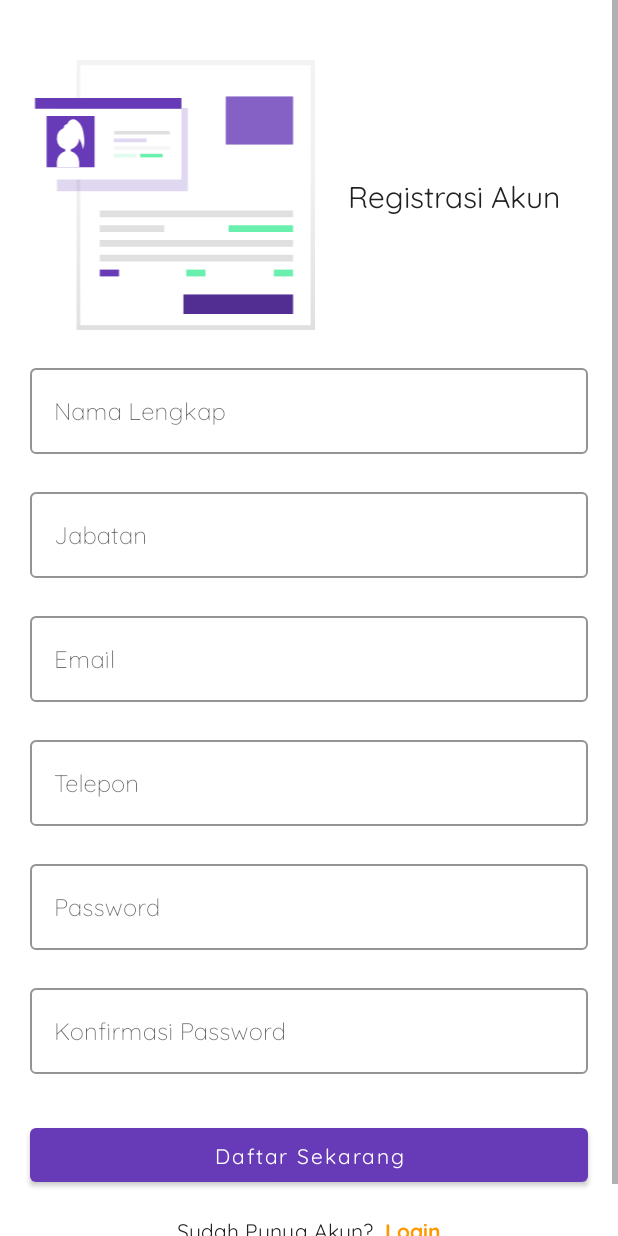
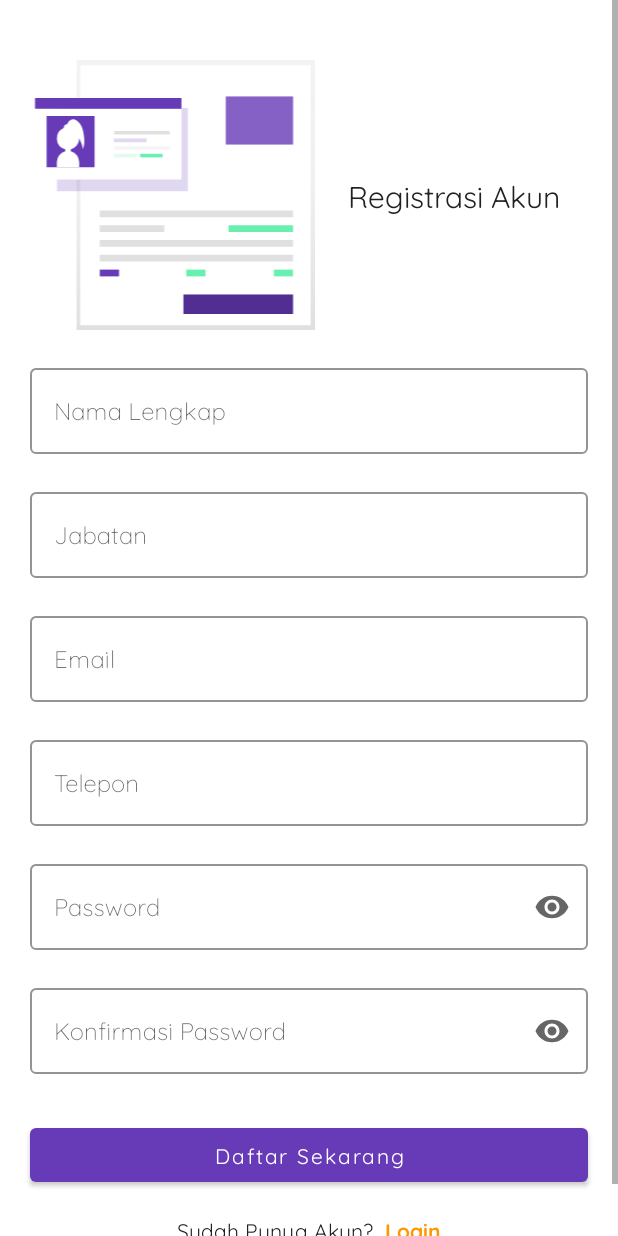
Before and after one commit to rafliandreansyah/InventarisBarang, an Android app: the screen it shows after launch (AuthActivity), after a tap on "Daftar", on a phone screen of 412 x 824 dp. Run offline under Robolectric (Android 15) with nearby library versions, the phone set to English and light mode, and no system bars; our stand-ins replace Firebase (no records; nobody signed in at launch, a user with empty details on screens opened directly); libraries missing offline, so code that uses them is left out: es.dmoral.toasty; 2 other taps on this screen came first.

```diff
--- a/app/src/main/java/com/azhara/inventarisbarang/auth/login/LoginFragment.kt
+++ b/app/src/main/java/com/azhara/inventarisbarang/auth/login/LoginFragment.kt
@@ -1,5 +1,6 @@
 package com.azhara.inventarisbarang.auth.login
 
+import android.content.Intent
 import android.os.Bundle
 import androidx.fragment.app.Fragment
 import android.view.LayoutInflater
@@ -11,12 +12,22 @@ import androidx.lifecycle.ViewModelProvider
 import androidx.navigation.findNavController
 import com.azhara.inventarisbarang.R
 import com.azhara.inventarisbarang.auth.viewmodel.AuthViewModel
+import com.azhara.inventarisbarang.home.HomeActivity
+import com.google.firebase.auth.FirebaseAuth
 import es.dmoral.toasty.Toasty
 import kotlinx.android.synthetic.main.fragment_login.*
 
 class LoginFragment : Fragment(), View.OnClickListener {
 
     private lateinit var authViewModel: AuthViewModel
+
+    override fun onStart() {
+        super.onStart()
+        val user = FirebaseAuth.getInstance().currentUser
+        if (user != null) {
+            intentActivity()
+        }
+    }
 
     override fun onCreateView(
         inflater: LayoutInflater, container: ViewGroup?,
@@ -41,6 +52,7 @@ class LoginFragment : Fragment(), View.OnClickListener {
             loading(false)
             if (loginState == true){
                 context?.let { Toasty.success(it, "Success Login", Toasty.LENGTH_LONG, true).show() }
+                intentActivity()
             }else{
                 context?.let { Toasty.error(it, "${authViewModel.loginMessage}", Toast.LENGTH_LONG, true).show() }
             }
@@ -93,4 +105,11 @@ class LoginFragment : Fragment(), View.OnClickListener {
         }
     }
 
+    private fun intentActivity(){
+        startActivity(Intent(context, HomeActivity::class.java).apply {
+            addFlags(Intent.FLAG_ACTIVITY_CLEAR_TASK or Intent.FLAG_ACTIVITY_CLEAR_TOP)
+        })
+        activity?.finish()
+    }
+
 }
--- a/app/src/main/java/com/azhara/inventarisbarang/auth/viewmodel/AuthViewModel.kt
+++ b/app/src/main/java/com/azhara/inventarisbarang/auth/viewmodel/AuthViewModel.kt
@@ -55,7 +55,7 @@ class AuthViewModel : ViewModel(){
     }
 
     private fun createUserDb(name: String?, position: String?, email: String?, telephone: String?, userId: String?){
-        val user = User(name, position, email, telephone)
+        val user = User(name, position, email, telephone, null)
         val userDb = db.collection("users").document("$userId")
         userDb.set(user).addOnCompleteListener { task ->
             if (task.isSuccessful){
--- a/app/src/main/java/com/azhara/inventarisbarang/entity/User.kt
+++ b/app/src/main/java/com/azhara/inventarisbarang/entity/User.kt
@@ -4,5 +4,6 @@ data class User(
     var name: String? = null,
     var position: String? = null,
     var email: String? = null,
-    var telephone: String? = null
+    var telephone: String? = null,
+    var imgUrl: String? = null
 )
--- a/app/src/main/res/layout/fragment_dashboard.xml
+++ b/app/src/main/res/layout/fragment_dashboard.xml
@@ -120,7 +120,7 @@
                     </com.google.android.material.card.MaterialCardView>
 
                     <com.google.android.material.card.MaterialCardView
-                        android:id="@+id/card_box"
+                        android:id="@+id/card_logistic"
                         android:layout_width="0dp"
                         android:layout_height="wrap_content"
                         android:layout_weight="1"
--- a/app/src/main/res/layout/fragment_register.xml
+++ b/app/src/main/res/layout/fragment_register.xml
@@ -127,7 +127,7 @@
                 android:layout_width="match_parent"
                 android:layout_height="wrap_content"
                 android:hint="@string/password"
-                app:endIconMode="clear_text"
+                app:endIconMode="password_toggle"
                 app:boxStrokeColor="@color/colorPrimary"
                 android:layout_marginHorizontal="@dimen/dip_20"
                 android:layout_marginTop="@dimen/dip_20"
@@ -147,7 +147,7 @@
                 android:layout_width="match_parent"
                 android:layout_height="wrap_content"
                 android:hint="@string/konfirmasi_password"
-                app:endIconMode="clear_text"
+                app:endIconMode="password_toggle"
                 app:boxStrokeColor="@color/colorPrimary"
                 android:layout_marginHorizontal="@dimen/dip_20"
                 android:layout_marginTop="@dimen/dip_20"
```
Also changed, not shown: app/src/main/java/com/azhara/inventarisbarang/home/dashboard/DashboardFragment.kt (+26 -39 lines), app/src/main/res/drawable/blank_image_profile.png (added).
